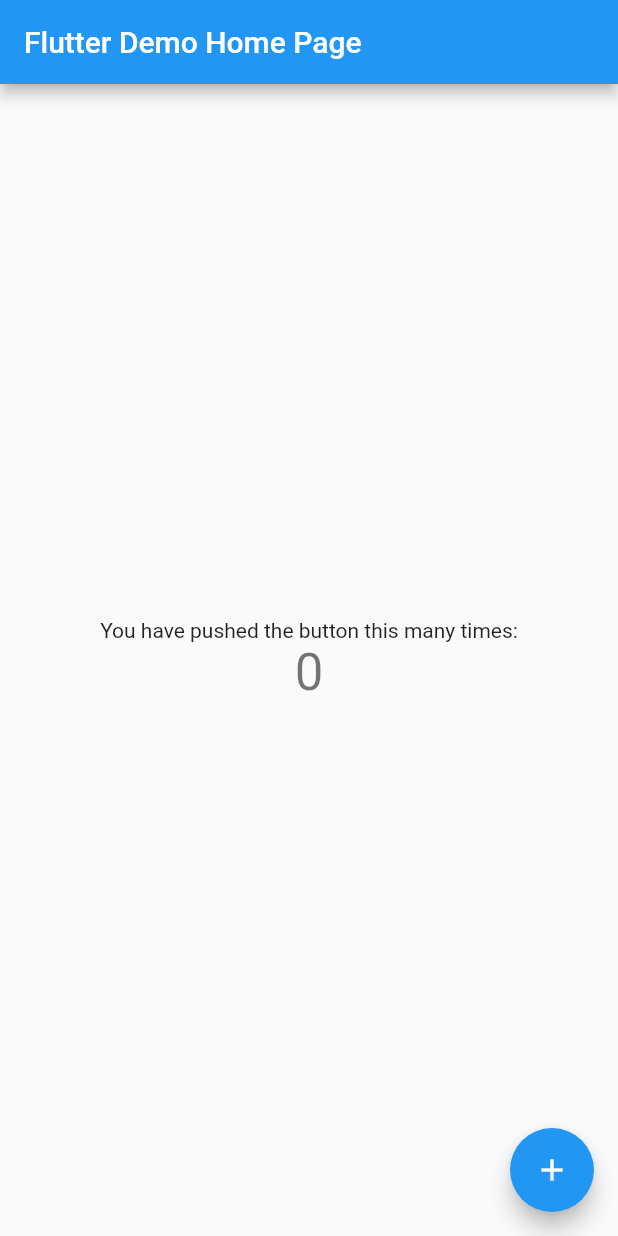
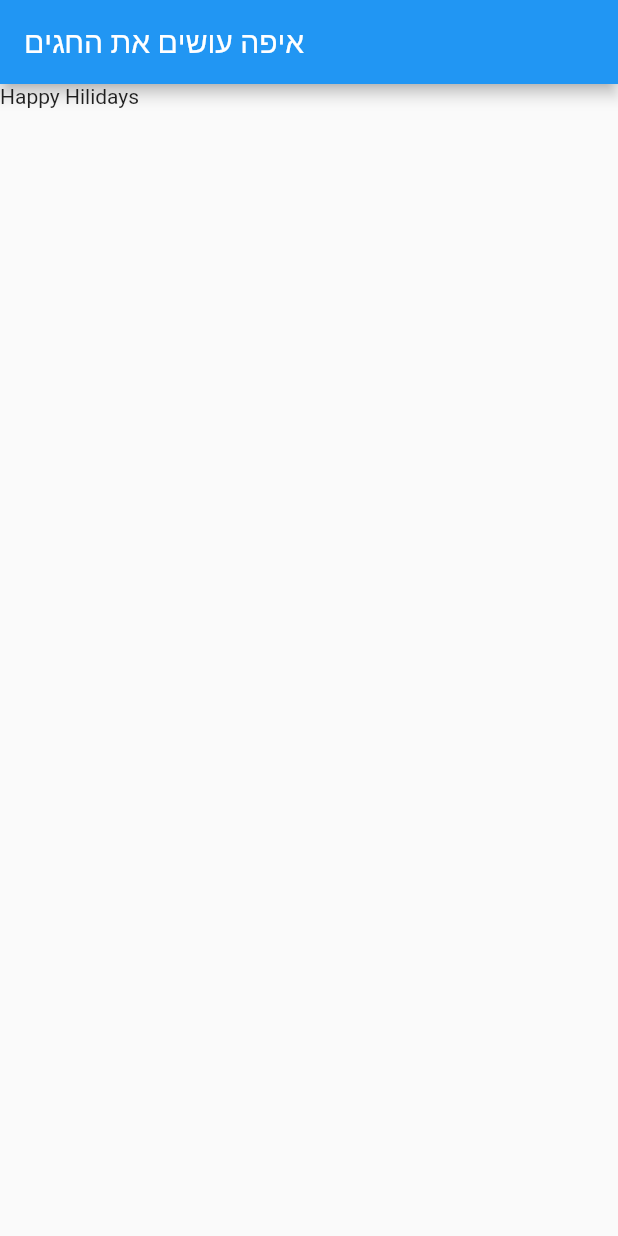
Before and after one commit to danielaranias/HolidaysApp, a Flutter app: the screen it shows after launch, on a phone screen of 412 x 824 dp. Run offline on Flutter 3.47's test engine with Material 2 defaults, Android fonts, the phone set to English and light mode, and no system bars.

Commit message:
An empty project with the very basic classes to start with

```diff
--- /dev/null
+++ b/lib/homePage.dart
@@ -0,0 +1,15 @@
+import 'package:flutter/material.dart';
+
+
+class HomePage extends StatelessWidget {
+
+  @override
+  Widget build(BuildContext context) {
+    return Scaffold(
+      appBar: AppBar(
+        title: Text('איפה עושים את החגים'),
+      ),
+      body: Text('Happy Hilidays')
+    );
+  }
+}
--- a/lib/main.dart
+++ b/lib/main.dart
@@ -1,117 +1,17 @@
 import 'package:flutter/material.dart';
+import 'homePage.dart';
 
 void main() {
-  runApp(MyApp());
+  runApp(_MyApp());
 }
 
-class MyApp extends StatelessWidget {
+class _MyApp extends StatelessWidget {
   // This widget is the root of your application.
+
   @override
   Widget build(BuildContext context) {
-    return MaterialApp(
-      title: 'Holidays Demo',
-      theme: ThemeData(
-        // This is the theme of your application.
-        //
-        // Try running your application with "flutter run". You'll see the
-        // application has a blue toolbar. Then, without quitting the app, try
-        // changing the primarySwatch below to Colors.green and then invoke
-        // "hot reload" (press "r" in the console where you ran "flutter run",
-        // or simply save your changes to "hot reload" in a Flutter IDE).
-        // Notice that the counter didn't reset back to zero; the application
-        // is not restarted.
-        primarySwatch: Colors.blue,
-        // This makes the visual density adapt to the platform that you run
-        // the app on. For desktop platforms, the controls will be smaller and
-        // closer together (more dense) than on mobile platforms.
-        visualDensity: VisualDensity.adaptivePlatformDensity,
-      ),
-      home: MyHomePage(title: 'Flutter Demo Home Page'),
+    return MaterialApp( title: 'Flutter App',
+      home: HomePage(),
     );
   }
 }
-
-class MyHomePage extends StatefulWidget {
-  MyHomePage({Key key, this.title}) : super(key: key);
-
-  // This widget is the home page of your application. It is stateful, meaning
-  // that it has a State object (defined below) that contains fields that affect
-  // how it looks.
-
-  // This class is the configuration for the state. It holds the values (in this
-  // case the title) provided by the parent (in this case the App widget) and
-  // used by the build method of the State. Fields in a Widget subclass are
-  // always marked "final".
-
-  final String title;
-
-  @override
-  _MyHomePageState createState() => _MyHomePageState();
-}
-
-class _MyHomePageState extends State<MyHomePage> {
-  int _counter = 0;
-
-  void _incrementCounter() {
-    setState(() {
-      // This call to setState tells the Flutter framework that something has
-      // changed in this State, which causes it to rerun the build method below
-      // so that the display can reflect the updated values. If we changed
-      // _counter without calling setState(), then the build method would not be
-      // called again, and so nothing would appear to happen.
-      _counter++;
-    });
-  }
-
-  @override
-  Widget build(BuildContext context) {
-    // This method is rerun every time setState is called, for instance as done
-    // by the _incrementCounter method above.
-    //
-    // The Flutter framework has been optimized to make rerunning build methods
-    // fast, so that you can just rebuild anything that needs updating rather
-    // than having to individually change instances of widgets.
-    return Scaffold(
-      appBar: AppBar(
-        // Here we take the value from the MyHomePage object that was created by
-        // the App.build method, and use it to set our appbar title.
-        title: Text(widget.title),
-      ),
-      body: Center(
-        // Center is a layout widget. It takes a single child and positions it
-        // in the middle of the parent.
-        child: Column(
-          // Column is also a layout widget. It takes a list of children and
-          // arranges them vertically. By default, it sizes itself to fit its
-          // children horizontally, and tries to be as tall as its parent.
-          //
-          // Invoke "debug painting" (press "p" in the console, choose the
-          // "Toggle Debug Paint" action from the Flutter Inspector in Android
-          // Studio, or the "Toggle Debug Paint" command in Visual Studio Code)
-          // to see the wireframe for each widget.
-          //
-          // Column has various properties to control how it sizes itself and
-          // how it positions its children. Here we use mainAxisAlignment to
-          // center the children vertically; the main axis here is the vertical
-          // axis because Columns are vertical (the cross axis would be
-          // horizontal).
-          mainAxisAlignment: MainAxisAlignment.center,
-          children: <Widget>[
-            Text(
-              'You have pushed the button this many times:',
-            ),
-            Text(
-              '$_counter',
-              style: Theme.of(context).textTheme.headline4,
-            ),
-          ],
-        ),
-      ),
-      floatingActionButton: FloatingActionButton(
-        onPressed: _incrementCounter,
-        tooltip: 'Increment',
-        child: Icon(Icons.add),
-      ), // This trailing comma makes auto-formatting nicer for build methods.
-    );
-  }
-}
```
